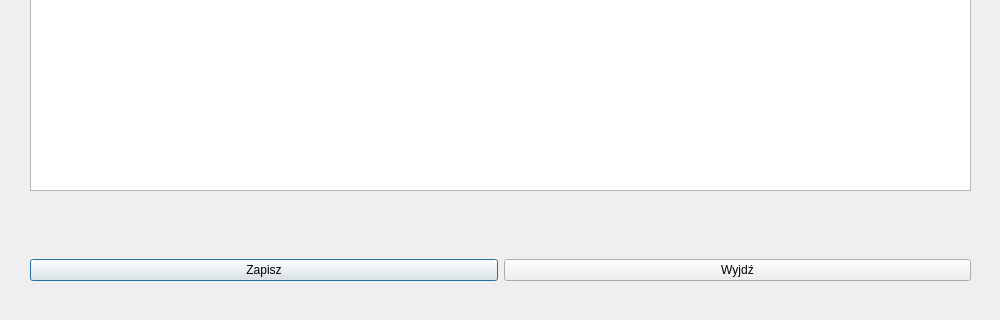
Before: the Qt Designer form raportdialog.ui in margap1998/Bazy-danych-taxi, drawn with Qt 5; both pictures show x 0 to 1000 and y 280 to 600 of the 1000 by 600 pixel window.
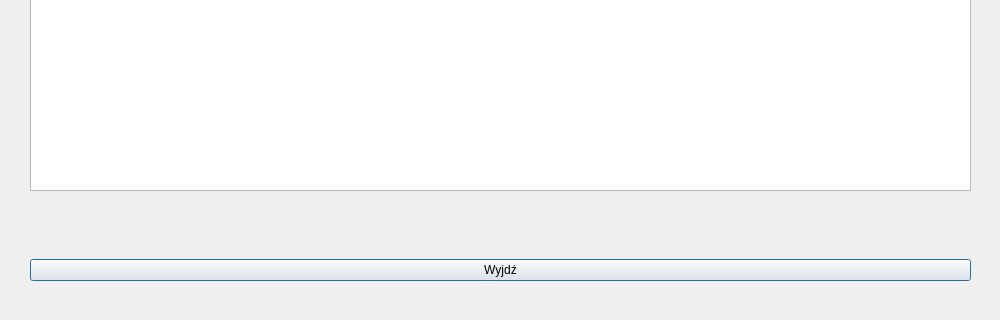
After: the same form once the commit is applied.

The edit to the form file:
```diff
--- a/raportdialog.ui
+++ b/raportdialog.ui
@@ -35,13 +35,6 @@
     </rect>
    </property>
    <layout class="QHBoxLayout" name="horizontalLayout_2">
-    <item>
-     <widget class="QPushButton" name="Zapisz">
-      <property name="text">
-       <string>Zapisz</string>
-      </property>
-     </widget>
-    </item>
     <item>
      <widget class="QPushButton" name="Wyjdz">
       <property name="text">
```
